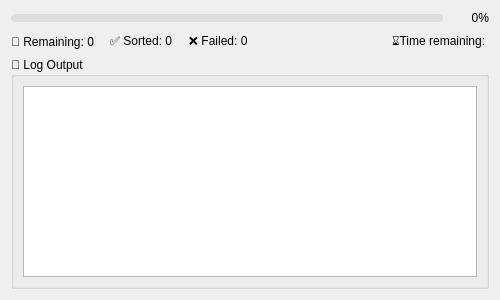
Qt form src/assets/progressWindow.ui (ArthurHuyghe/PhotoOrganizer) before a commit.
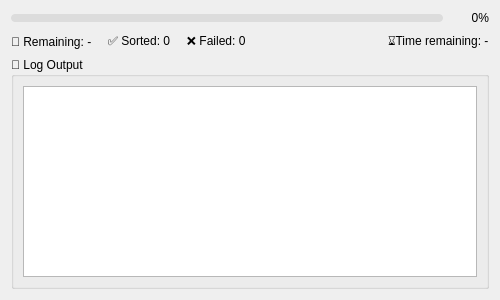
The same form after that commit.

Commit message:
Adds processing time estimates and prevents closing during sort
- Implements real-time estimation of time remaining and per-file processing averages in the photo organizer.
- Updates UI to reflect these changes with new labels and improved progress reporting.
- Disables window closing and system menu actions during sorting to prevent accidental interruptions, informing users if they attempt to close early.
- Marks related tasks as complete in the to-do list.

Diff of the .ui file:
```diff
--- a/src/assets/progressWindow.ui
+++ b/src/assets/progressWindow.ui
@@ -90,7 +90,7 @@
      <item>
       <widget class="QLabel" name="labelRemaining">
        <property name="text">
-        <string>🔄️ Remaining: 0</string>
+        <string>🔄️ Remaining: -</string>
        </property>
        <property name="alignment">
         <set>Qt::AlignmentFlag::AlignLeading|Qt::AlignmentFlag::AlignLeft|Qt::AlignmentFlag::AlignVCenter</set>
@@ -127,7 +127,7 @@
      <item>
       <widget class="QLabel" name="labelTime">
        <property name="text">
-        <string>⌛Time remaining: </string>
+        <string>⌛Time remaining: -</string>
        </property>
       </widget>
      </item>
```
The commit also changes 6 other files.
